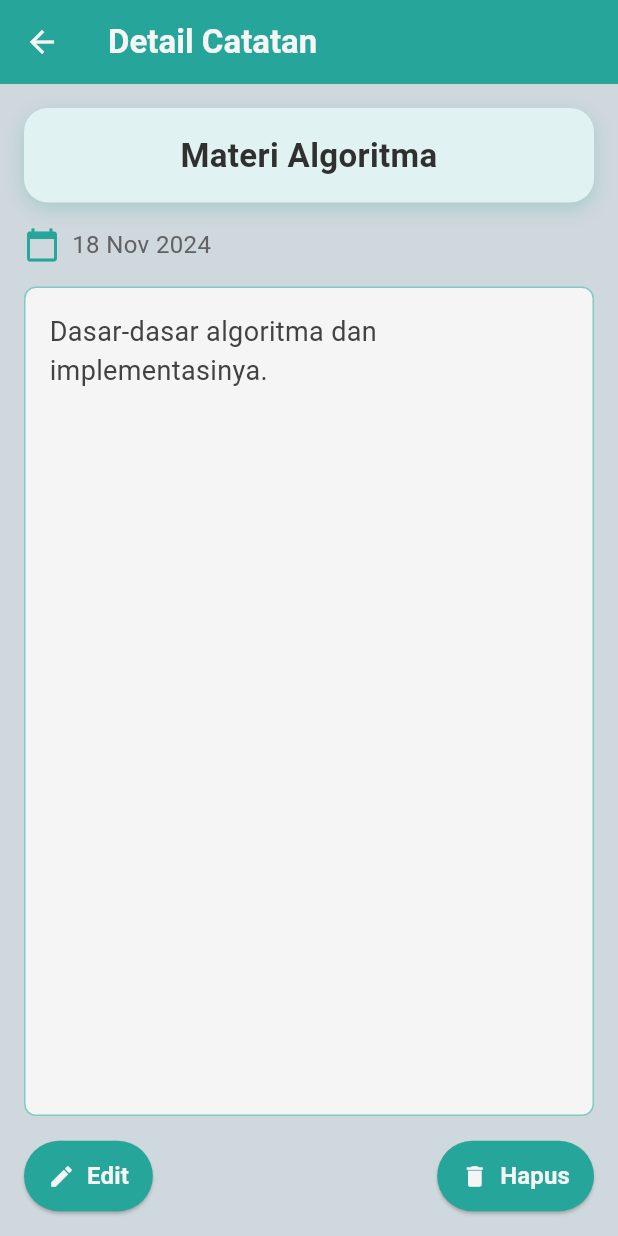
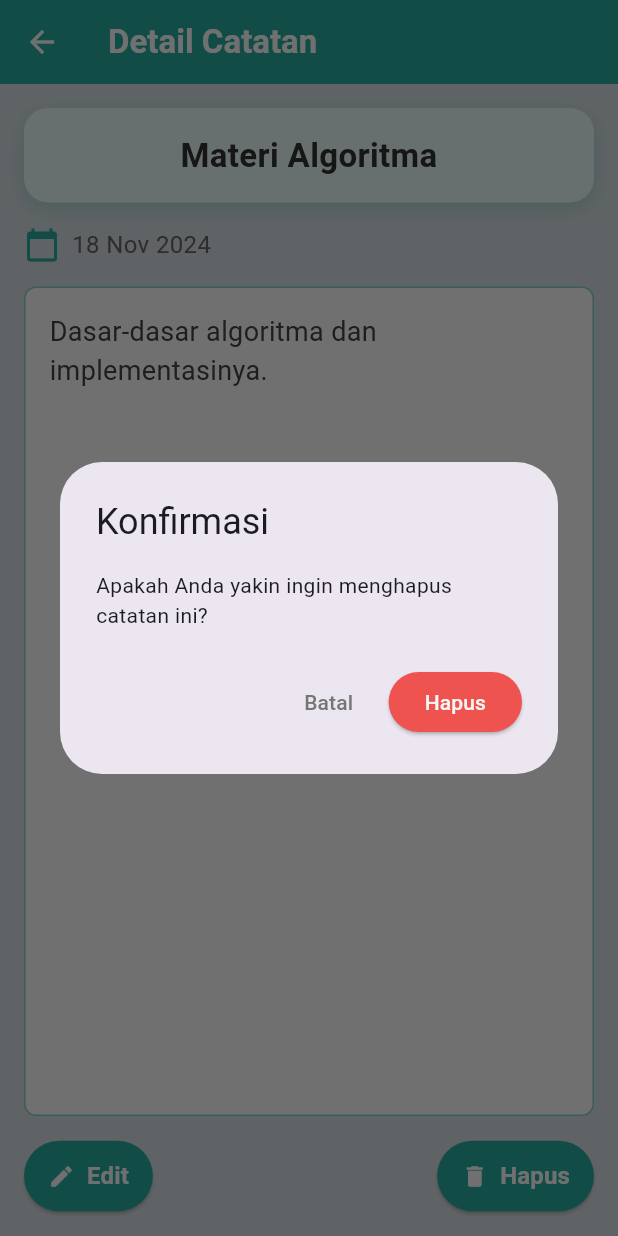
Before and after one commit to AwwaliyahAliyah/tekber-fp, a Flutter app: the NoteDetailScreen screen opened directly with sample values from the repository, after a tap on "Hapus", on a phone screen of 412 x 824 dp. Run offline on Flutter 3.47's test engine with Material 3 defaults, Android fonts, the light colour scheme and no system bars.

Commit message:
Fitur Hapus

```diff
--- a/lib/providers/note_provider.dart
+++ b/lib/providers/note_provider.dart
@@ -28,4 +28,9 @@ class NoteProvider with ChangeNotifier {
       notifyListeners();
     }
   }
+
+  void deleteNote(Note note) {
+    _notes.remove(note);
+    notifyListeners();
+  }
 }
--- a/lib/screens/note_detail.dart
+++ b/lib/screens/note_detail.dart
@@ -36,11 +36,21 @@ class _NoteDetailScreenState extends State<NoteDetailScreen> {
       isFavorite: widget.note.isFavorite, // Mempertahankan status favorit
     );
 
-    Provider.of<NoteProvider>(context, listen: false)
-        .updateNote(widget.note, updatedNote);
+    Provider.of<NoteProvider>(context, listen: false).updateNote(widget.note, updatedNote);
 
     ScaffoldMessenger.of(context).showSnackBar(
       SnackBar(content: Text('Catatan berhasil diperbarui!')),
+    );
+
+    Navigator.pop(context); // Kembali ke layar sebelumnya
+  }
+
+  void _deleteNote(BuildContext context) {
+    // Memanggil provider untuk menghapus catatan
+    Provider.of<NoteProvider>(context, listen: false).deleteNote(widget.note);
+
+    ScaffoldMessenger.of(context).showSnackBar(
+      SnackBar(content: Text('Catatan berhasil dihapus!')),
     );
 
     Navigator.pop(context); // Kembali ke layar sebelumnya
@@ -197,7 +207,39 @@ class _NoteDetailScreenState extends State<NoteDetailScreen> {
                 ),
                 ElevatedButton.icon(
                   onPressed: () {
-                    // Logika hapus catatan
+                    // Dialog konfirmasi hapus
+                    showDialog(
+                      context: context,
+                      builder: (ctx) => AlertDialog(
+                        title: Text('Konfirmasi'),
+                        content: Text(
+                            'Apakah Anda yakin ingin menghapus catatan ini?'),
+                        actions: [
+                          TextButton(
+                            onPressed: () {
+                              Navigator.pop(ctx); // Menutup dialog
+                              Navigator.pop(context); // Kembali ke halaman home
+                            },
+                            child: Text(
+                              'Batal',
+                              style: TextStyle(color: Colors.grey[600]),
+                            ),
+                          ),
+                          ElevatedButton(
+                            onPressed: () {
+                              Navigator.pop(ctx); // Menutup dialog
+                              _deleteNote(context); // Menghapus catatan
+                            },
+                            style: ElevatedButton.styleFrom(
+                                backgroundColor: Colors.red[400]),
+                            child: Text(
+                              'Hapus',
+                              style: TextStyle(color: Colors.grey[100]),
+                            ),
+                          ),
+                        ],
+                      ),
+                    );
                   },
                   icon: Icon(Icons.delete, color: Colors.grey[100]),
                   label: Text(
```
